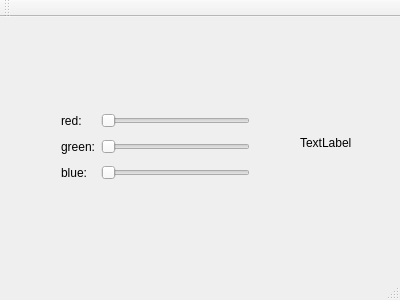
This is student/11/colorpicker_designer/mainwindow.ui in sampeksi/sampeksi as Qt 5 draws it before an edit. The edited form follows.
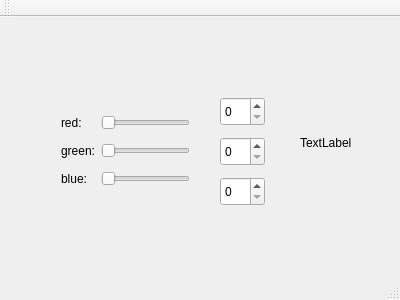
This is the edited form.

Patch:
```diff
--- a/student/11/colorpicker_designer/mainwindow.ui
+++ b/student/11/colorpicker_designer/mainwindow.ui
@@ -19,8 +19,8 @@
      <rect>
       <x>50</x>
       <y>80</y>
-      <width>211</width>
-      <height>101</height>
+      <width>151</width>
+      <height>109</height>
      </rect>
     </property>
     <layout class="QGridLayout" name="gridLayout">
@@ -81,6 +81,36 @@
      <string>TextLabel</string>
     </property>
    </widget>
+   <widget class="QSpinBox" name="spinBoxRed">
+    <property name="geometry">
+     <rect>
+      <x>220</x>
+      <y>80</y>
+      <width>45</width>
+      <height>29</height>
+     </rect>
+    </property>
+   </widget>
+   <widget class="QSpinBox" name="spinBoxGreen">
+    <property name="geometry">
+     <rect>
+      <x>220</x>
+      <y>120</y>
+      <width>45</width>
+      <height>29</height>
+     </rect>
+    </property>
+   </widget>
+   <widget class="QSpinBox" name="spinBoxBlue">
+    <property name="geometry">
+     <rect>
+      <x>220</x>
+      <y>160</y>
+      <width>45</width>
+      <height>29</height>
+     </rect>
+    </property>
+   </widget>
   </widget>
   <widget class="QMenuBar" name="menuBar">
    <property name="geometry">
```
Left out of the diff: 141 changed lines with no effect on the pictures.
